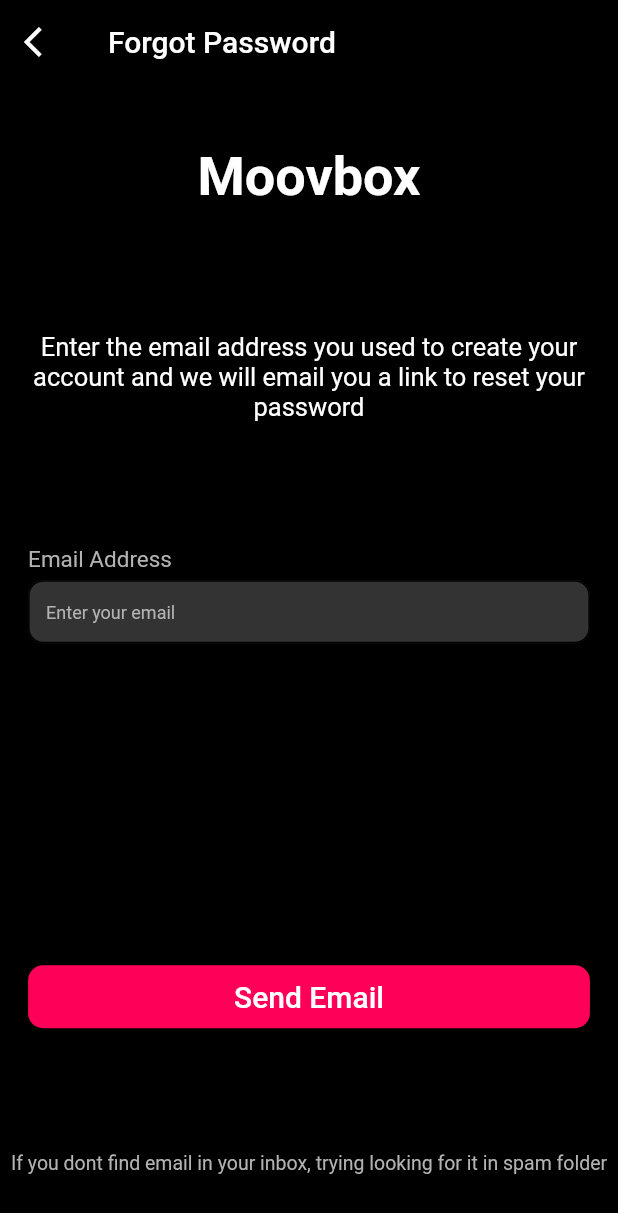
After one commit to Zain-ul-abdin0/Movbox, a Flutter app: the screen it shows after launch, after a tap on "Forgot Password?", on a phone screen of 412 x 824 dp. The commit adds this screen. Shown: the top 1213 px of the screen. Run offline on Flutter 3.47's test engine with Material 2 defaults, Android fonts, the phone set to English and light mode, and no system bars.

Commit message:
Forget Password Screen

```diff
--- /dev/null
+++ b/lib/screen/ForgetPassword.dart
@@ -0,0 +1,77 @@
+import 'package:flutter/material.dart';
+import 'package:moovbox/widgets/AuthScreens/EmailPassword.dart';
+import 'package:moovbox/widgets/AuthScreens/FieldName.dart';
+import 'package:moovbox/widgets/AuthScreens/TextInput.dart';
+
+class ForgetPassword extends StatefulWidget {
+  ForgetPassword(this.titlee);
+  String titlee;
+  @override
+  _ForgetPasswordState createState() => _ForgetPasswordState();
+}
+
+class _ForgetPasswordState extends State<ForgetPassword> {
+  String email;
+
+  @override
+  Widget build(BuildContext context) {
+    return MaterialApp(
+      home: Scaffold(
+        resizeToAvoidBottomPadding: false,
+        backgroundColor: Colors.black,
+        appBar: AppBar(
+          leading: GestureDetector(
+              onTap: () {
+                Navigator.pop(context);
+              },
+              child: Icon(Icons.arrow_back_ios)),
+          backgroundColor: Colors.black,
+          title: Text(widget.titlee),
+        ),
+        body: Column(
+            mainAxisAlignment: MainAxisAlignment.spaceAround,
+             children: <Widget>[
+
+              Text(
+                'Moovbox',
+                style: TextStyle(
+                    fontSize: 36,
+                    fontWeight: FontWeight.bold,
+                    color: Colors.white),
+              ),
+              Text(
+                'Enter the email address you used to create your account and we will email you a link to reset your password',
+                textAlign: TextAlign.center,
+                style: TextStyle(
+                  fontSize: 17,
+                  color: Colors.white,
+                ),
+              ),
+              Column(children: <Widget>[
+                FieldName('Email Address', false),
+                SizedBox(
+                  height: 5,
+                ),
+                TextInput(
+                    hintText: 'Enter your email',
+                    email: email,
+                    onChangeText: (String val) {
+                      setState(() {
+                        email = val;
+                        print(email);
+                      });
+                    }),
+              ]),
+              SizedBox(height:50),
+              EmailPassword(),
+              Text(
+                'If you dont find email in your inbox, trying looking for it in spam folder',
+                textAlign: TextAlign.center,
+                style: TextStyle(fontSize: 13, color: Color(0xffB2B2B2)),
+              ),
+            ]),
+      ),
+      debugShowCheckedModeBanner: false,
+    );
+  }
+}
--- /dev/null
+++ b/lib/widgets/AuthScreens/EmailPassword.dart
@@ -0,0 +1,31 @@
+import 'package:flutter/material.dart';
+class EmailPassword extends StatelessWidget {
+
+
+
+  @override
+  Widget build(BuildContext context) {
+    return Container(
+      width: MediaQuery.of(context).size.width / 1.1,
+      height: 42,
+      child: FlatButton(
+        shape: new RoundedRectangleBorder(
+          borderRadius: new BorderRadius.circular(10.0),
+        ),
+        color: Color(0xffFF0058),
+        textColor: Colors.white,
+        disabledColor: Colors.grey,
+        disabledTextColor: Colors.black,
+        padding: EdgeInsets.all(8.0),
+        splashColor: Colors.blueAccent,
+        onPressed: () {
+          /*...*/
+        },
+        child: Text(
+          "Send Email",
+          style: TextStyle(fontSize: 20.0),
+        ),
+      ),
+    );
+  }
+}
--- a/lib/widgets/AuthScreens/FieldName.dart
+++ b/lib/widgets/AuthScreens/FieldName.dart
@@ -1,4 +1,5 @@
 import 'package:flutter/material.dart';
+import 'package:moovbox/screen/ForgetPassword.dart';
  class FieldName extends StatelessWidget {
   FieldName(this.name, this.check);
   String name;
@@ -21,12 +22,20 @@ class FieldName extends StatelessWidget {
             ),
             check == true?
 
-                Text(
+                GestureDetector(
+                  onTap: ()=>{
+                     Navigator.push(
+    context,
+    MaterialPageRoute(builder: (context) =>  ForgetPassword('Forgot Password') ),
+  )
+                  },
+                                  child: Text(
                     'Forgot Password?',
                     style: TextStyle(
                       fontSize: 15,
                       fontWeight: FontWeight.bold,
                       color: Color(0xffFF0058),
+                    ),
                   ),
                 )
               :Text('xsom')
```
Lines whose indentation alone changed are shown as unchanged.
